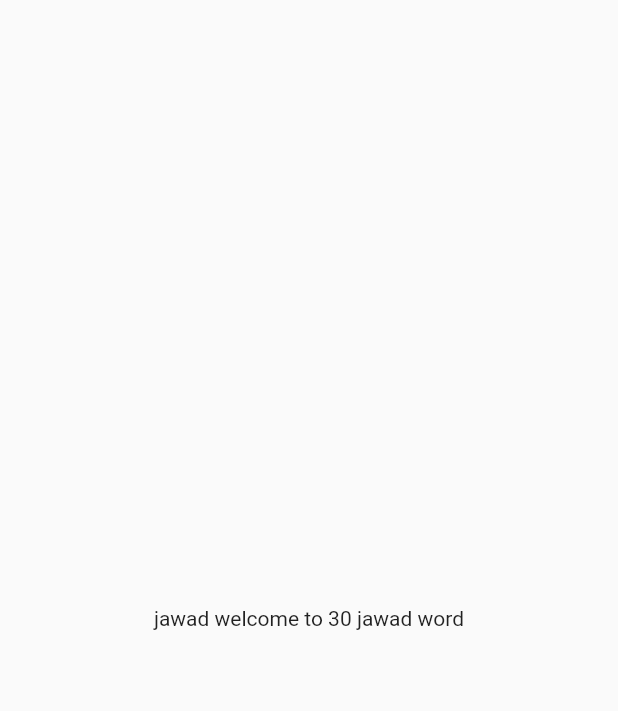
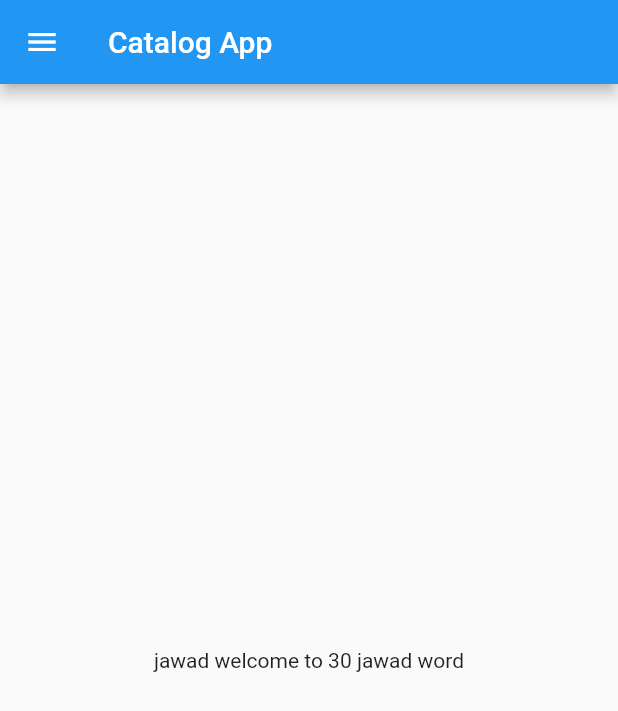
Before and after one commit to MianJawadAhmad/experiments_flutter_app, a Flutter app: the screen it shows after launch, on a phone screen of 412 x 824 dp. Shown: the top 711 px of the screen. Run offline on Flutter 3.47's test engine with Material 2 defaults, Android fonts, the phone set to English and light mode, and no system bars.

Commit message:
Update home_page.dart

```diff
--- a/lib/home_page.dart
+++ b/lib/home_page.dart
@@ -6,11 +6,16 @@ class HomePage extends StatelessWidget {
   final String name = "jawad";
   @override
   Widget build(BuildContext context) {
-    return Material(
-        child: Center(
-      child: Container(
-        child: Text("$name welcome to $days jawad word"),
+    return Scaffold(
+      appBar: AppBar(
+        title: Text("Catalog App"),
       ),
-    ));
+      body: Center(
+        child: Container(
+          child: Text("$name welcome to $days jawad word"),
+        ),
+      ),
+      drawer: Drawer(),
+    );
   }
 }
```
